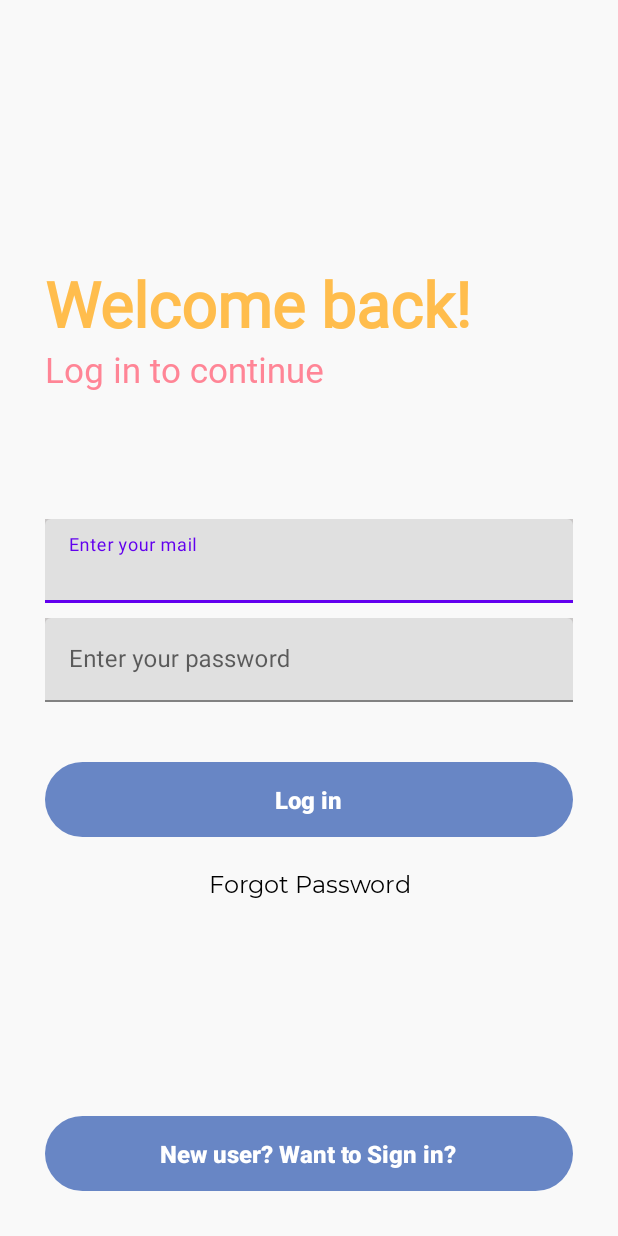
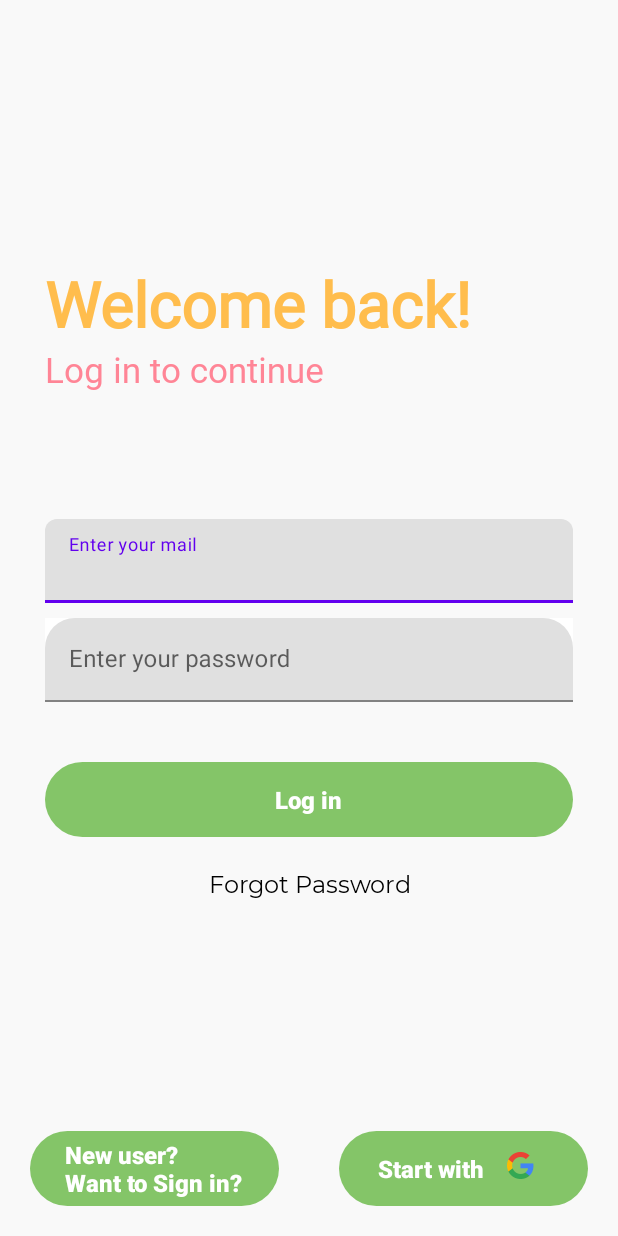
Before and after one commit to HarshPanchal18/Notes, an Android app: the screen it shows after launch (MainActivity), on a phone screen of 412 x 824 dp. Run offline under Robolectric (Android 15) with nearby library versions, the phone set to English and light mode, and no system bars; our stand-ins replace Firebase (no records; nobody signed in at launch, a user with empty details on screens opened directly).

Commit message:
Implemented Google Authentication
More User-friendly User Interface

```diff
--- a/app/src/main/java/com/example/notes_firebase/EditNote.kt
+++ b/app/src/main/java/com/example/notes_firebase/EditNote.kt
@@ -36,7 +36,7 @@ class EditNote : AppCompatActivity() {
             val updatedDescription=editNoteDescription.text.toString()
 
             if(updatedTitle.isEmpty() or updatedDescription.isEmpty()){
-                Toast.makeText(this,"Fill the boxes properly",Toast.LENGTH_SHORT).show()
+                Toast.makeText(this,"Improper data format,\n\"Please check fields again\"",Toast.LENGTH_SHORT).show()
             } else {
                 val docRef=firestore.collection("notes")
                     .document(user.uid)
--- a/app/src/main/java/com/example/notes_firebase/MainActivity.kt
+++ b/app/src/main/java/com/example/notes_firebase/MainActivity.kt
@@ -1,5 +1,6 @@
 package com.example.notes_firebase
 
+import android.app.Activity
 import android.content.Intent
 import android.graphics.Color
 import androidx.appcompat.app.AppCompatActivity
@@ -9,13 +10,22 @@ import android.os.Vibrator
 import android.view.Gravity
 import android.view.View
 import android.widget.FrameLayout
+import android.widget.Toast
+import androidx.activity.result.contract.ActivityResultContracts
+import com.google.android.gms.auth.api.signin.GoogleSignIn
+import com.google.android.gms.auth.api.signin.GoogleSignInAccount
+import com.google.android.gms.auth.api.signin.GoogleSignInClient
+import com.google.android.gms.auth.api.signin.GoogleSignInOptions
+import com.google.android.gms.tasks.Task
 import com.google.android.material.snackbar.Snackbar
 import com.google.firebase.auth.FirebaseAuth
+import com.google.firebase.auth.GoogleAuthProvider
 import kotlinx.android.synthetic.main.activity_main.*
 
 class MainActivity : AppCompatActivity() {
 
     private lateinit var auth:FirebaseAuth
+    private lateinit var googleSignInClient: GoogleSignInClient
 
     override fun onCreate(savedInstanceState: Bundle?) {
         super.onCreate(savedInstanceState)
@@ -25,12 +35,21 @@ class MainActivity : AppCompatActivity() {
         auth=FirebaseAuth.getInstance()
         val user=auth.currentUser
 
+        val gso= GoogleSignInOptions.Builder(GoogleSignInOptions.DEFAULT_SIGN_IN)
+            .requestIdToken(getString(R.string.default_web_client_id))
+            .requestEmail()
+            .build()
+
+        googleSignInClient= GoogleSignIn.getClient(this,gso)
+
         val vibrator = getSystemService(VIBRATOR_SERVICE) as Vibrator
 
         if(user!=null){
             startActivity(Intent(this,HomeActivity::class.java))
             finish()
         }
+
+        gSignup.setOnClickListener { signInGoogle() }
 
         signup.setOnClickListener{
             startActivity(Intent(this,SignupActivity::class.java))
@@ -53,6 +72,7 @@ class MainActivity : AppCompatActivity() {
                 params.gravity=Gravity.TOP
                 snackBarView.setBackgroundColor(Color.BLACK)
                 snackbar.show()
+                loginProgress.visibility= View.INVISIBLE
 
                 vibrator.vibrate(VibrationEffect.createOneShot(200,VibrationEffect.DEFAULT_AMPLITUDE))
             } else {
@@ -96,4 +116,55 @@ class MainActivity : AppCompatActivity() {
             auth.signOut()
         }
     }
+
+    private fun signInGoogle() {
+        googleSignInClient.signOut() // clear previous sign-in info
+
+        val signInIntent=googleSignInClient.signInIntent
+        launcher.launch(signInIntent)
+    }
+
+    private val launcher =
+        registerForActivityResult(
+            ActivityResultContracts.StartActivityForResult() ) { result ->
+        if(result.resultCode == Activity.RESULT_OK) {
+            val task= GoogleSignIn.getSignedInAccountFromIntent(result.data)
+            handleResults(task)
+        }
+    }
+
+    private fun handleResults(task: Task<GoogleSignInAccount>) {
+        if(task.isSuccessful){
+            val account: GoogleSignInAccount?=task.result
+            if(account!=null){
+                updateUI(account)
+            }
+        } else {
+            Toast.makeText(this,task.exception?.message,Toast.LENGTH_SHORT).show()
+        }
+    }
+
+    private fun updateUI(account: GoogleSignInAccount) {
+        val credential = GoogleAuthProvider.getCredential(account.idToken,null)
+        auth.signInWithCredential(credential)
+            .addOnCompleteListener {
+            if(it.isSuccessful)
+                startActivity(Intent(this,HomeActivity::class.java))
+            else
+                Toast.makeText(this,it.exception?.message,Toast.LENGTH_SHORT).show()
+        }
+            .addOnFailureListener {
+            Toast.makeText(this,it.message,Toast.LENGTH_SHORT).show()
+        }
+    }
+
+    override fun onStart() {
+        super.onStart()
+        if(auth.currentUser!=null) {
+            Intent(this,HomeActivity::class.java).also {
+                it.flags=Intent.FLAG_ACTIVITY_NEW_TASK or Intent.FLAG_ACTIVITY_CLEAR_TASK
+                startActivity(it)
+            }
+        }
+    }
 }
--- a/app/src/main/res/drawable/button_design.xml
+++ b/app/src/main/res/drawable/button_design.xml
@@ -1,5 +1,5 @@
 <?xml version="1.0" encoding="utf-8"?>
 <shape xmlns:android="http://schemas.android.com/apk/res/android">
-    <solid android:color="#6886c5"/>
+    <solid android:color="#84C568"/>
     <corners android:radius="50dp"/>
 </shape>
--- a/app/src/main/res/layout/activity_main.xml
+++ b/app/src/main/res/layout/activity_main.xml
@@ -56,8 +56,10 @@
         android:layout_height="wrap_content"
         android:layout_above="@id/centerline"
         android:layout_marginBottom="10sp"
+        app:boxCornerRadiusTopEnd="8dp"
+        app:boxCornerRadiusTopStart="8dp"
+        android:background="#f9f9f9"
         android:id="@+id/mail"
-        android:background="#CAC7C7"
         android:layout_marginRight="30sp"
         android:layout_marginLeft="30sp">
 
@@ -73,7 +75,10 @@
         android:layout_width="match_parent"
         android:layout_height="wrap_content"
         android:layout_below="@id/centerline"
-        android:background="#CAC7C7"
+        android:background="#f9f9f9"
+        app:boxCornerRadiusTopEnd="20dp"
+        app:boxCornerRadiusTopStart="20dp"
+        android:backgroundTint="@color/white"
         android:layout_marginBottom="10sp"
         android:id="@+id/password"
         android:layout_marginRight="30sp"
@@ -124,27 +129,71 @@
         android:textSize="16sp"
         android:visibility="visible" />
 
+    <LinearLayout
+        android:orientation="horizontal"
+        android:layout_alignParentBottom="true"
+        android:layout_marginBottom="20dp"
+        android:layout_width="match_parent"
+        android:layout_height="wrap_content">
+
     <RelativeLayout
+        android:id="@+id/signup"
+        android:layout_weight="1"
         android:layout_width="match_parent"
         android:layout_height="50sp"
-        android:layout_marginLeft="30sp"
-        android:layout_marginRight="30sp"
-        android:layout_marginBottom="30sp"
-        android:background="@drawable/button_design"
-        android:layout_alignParentBottom="true"
-        android:id="@+id/signup">
+        android:layout_marginStart="20sp"
+        android:layout_marginEnd="20sp"
+        android:background="@drawable/button_design">
 
         <TextView
             android:layout_width="wrap_content"
             android:layout_height="wrap_content"
-            android:textStyle="bold"
+            android:layout_centerInParent="true"
             android:layout_marginStart="8dp"
+            android:fontFamily="sans-serif-black"
+            android:text="New user?\nWant to Sign in?"
+            android:textColor="@color/white"
             android:textSize="16sp"
+            android:textStyle="bold" />
+    </RelativeLayout>
+
+    <RelativeLayout
+        android:id="@+id/gSignup"
+        android:layout_weight="1"
+        android:layout_width="wrap_content"
+        android:layout_height="50sp"
+        android:layout_marginStart="20sp"
+        android:layout_marginEnd="20sp"
+        android:background="@drawable/button_design">
+
+        <LinearLayout
+            android:orientation="horizontal"
+            android:layout_centerInParent="true"
+            android:layout_width="match_parent"
+            android:layout_height="wrap_content">
+
+        <TextView
+            android:id="@+id/googleText"
+            android:layout_width="wrap_content"
+            android:layout_height="wrap_content"
+            android:layout_marginStart="25dp"
             android:fontFamily="sans-serif-black"
-            android:layout_centerInParent="true"
-            android:text="New user? Want to Sign in?"
-            android:textColor="@color/white" />
+            android:text="Start with"
+            android:textAlignment="center"
+            android:textColor="@color/white"
+            android:textSize="16sp"
+            android:textStyle="bold" />
+        <ImageView
+            android:src="@drawable/googleg_standard_color_18"
+            android:layout_marginStart="16dp"
+            android:layout_width="wrap_content"
+            android:layout_height="wrap_content"/>
+
+        </LinearLayout>
+
     </RelativeLayout>
+
+    </LinearLayout>
 
     <!--<ImageView
         android:id="@+id/splashImage"
--- a/build.gradle
+++ b/build.gradle
@@ -8,7 +8,7 @@ buildscript {
     }
     dependencies {
         // Add the dependency for the Google services Gradle plugin
-        classpath 'com.google.gms:google-services:4.3.14'
+        classpath 'com.google.gms:google-services:4.3.15'
 
     }
 }
```
Also changed, not shown: app/build.gradle (+5 -2 lines), app/src/main/java/com/example/notes_firebase/HomeActivity.kt (+7 -5 lines), 1 other file.
